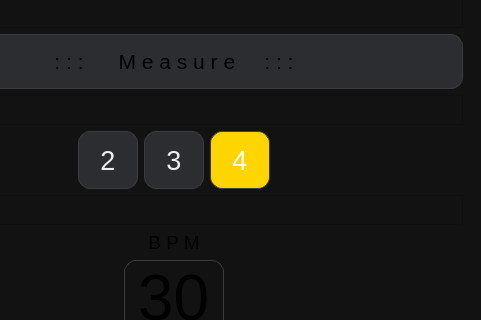
The window that mainwindow.ui (DjamesSuhanko/Musicool) describes before a commit, drawn with Qt 5; both pictures show x 133 to 614 and y 538 to 858 of the 614 by 969 pixel window.
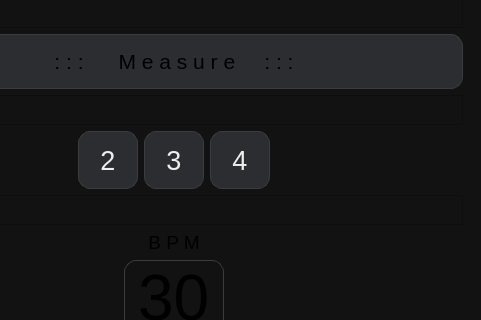
The same window after the commit.

Commit message: 1: keep screen on/on top - 2: measure bGroup

Patch:
```diff
--- a/mainwindow.ui
+++ b/mainwindow.ui
@@ -299,7 +299,7 @@
                 <property name="minimumSize">
                  <size>
                   <width>60</width>
-                  <height>60</height>
+                  <height>58</height>
                  </size>
                 </property>
                 <property name="maximumSize">
@@ -317,10 +317,10 @@
                  <string>4</string>
                 </property>
                 <property name="checkable">
-                 <bool>true</bool>
+                 <bool>false</bool>
                 </property>
                 <property name="checked">
-                 <bool>true</bool>
+                 <bool>false</bool>
                 </property>
                </widget>
               </item>
```
Left out of the diff: 8 changed lines with no effect on the pictures. The commit also changes 6 other files.
